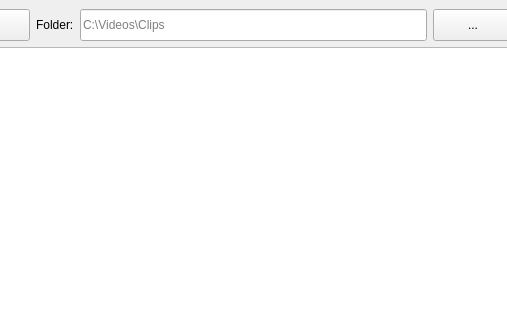
The window that Shear/Shear.ui (AlexMoga2004/Shear) describes before a commit, drawn with Qt 5; both pictures show x 145 to 652 and y 0 to 320 of the 800 by 600 pixel window.
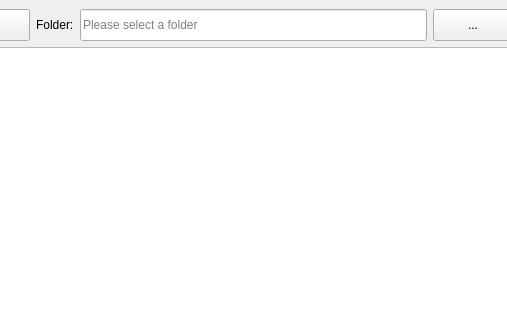
The same window after the commit.

Patch:
```diff
--- a/Shear/Shear.ui
+++ b/Shear/Shear.ui
@@ -59,7 +59,7 @@
 									</size>
 								</property>
 								<property name="placeholderText">
-									<string>C:\Videos\Clips</string>
+									<string>Please select a folder</string>
 								</property>
 							</widget>
 						</item>
```
